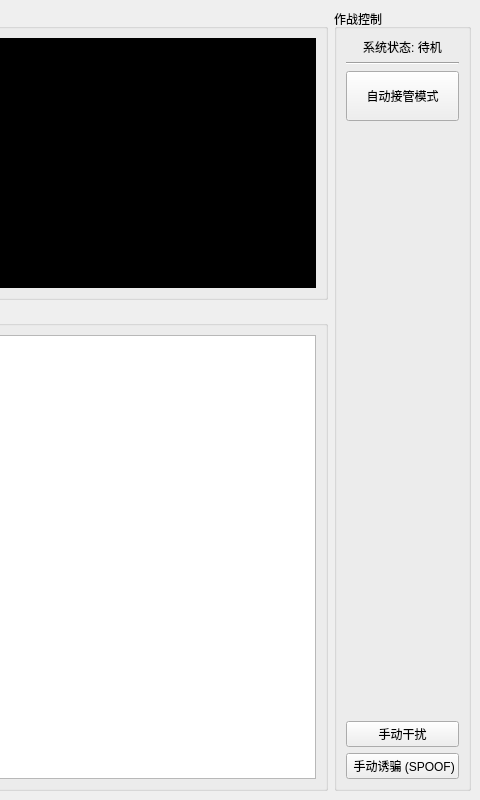
Before: the Qt Designer form mainwindow.ui in keqikuma/DroneShield_Core, drawn with Qt 5; both pictures show x 720 to 1200 and y 0 to 800 of the 1200 by 800 pixel window.
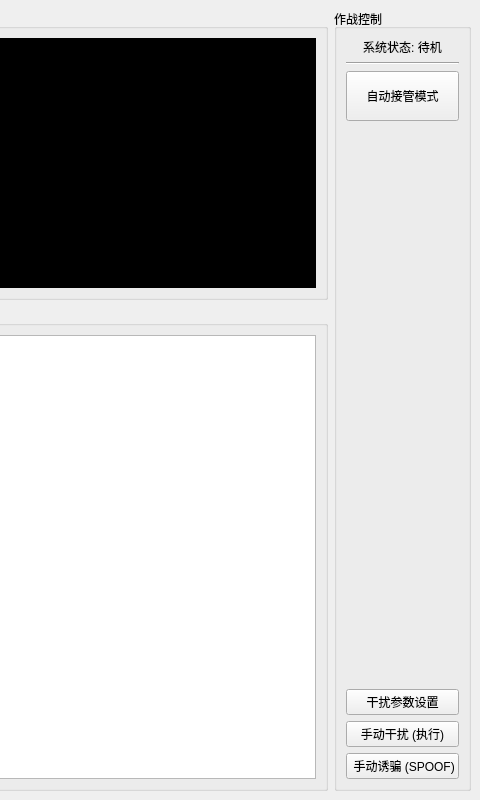
After: the same form once the commit is applied.

What changed in the file:
```diff
--- a/mainwindow.ui
+++ b/mainwindow.ui
@@ -80,7 +80,7 @@
      <widget class="QGroupBox" name="groupBox_Control">
       <property name="maximumSize">
        <size>
-        <width>250</width>
+        <width>320</width>
         <height>16777215</height>
        </size>
       </property>
@@ -134,10 +134,19 @@
          </property>
         </spacer>
        </item>
+       
+       <item>
+        <widget class="QPushButton" name="btnJammerConfig">
+         <property name="text">
+          <string>干扰参数设置</string>
+         </property>
+        </widget>
+       </item>
+       
        <item>
         <widget class="QPushButton" name="btnJammer">
          <property name="text">
-          <string> 手动干扰 </string>
+          <string> 手动干扰 (执行) </string>
          </property>
          <property name="checkable">
           <bool>true</bool>
```
Left out of the diff: 4 changed lines with no effect on the pictures.
